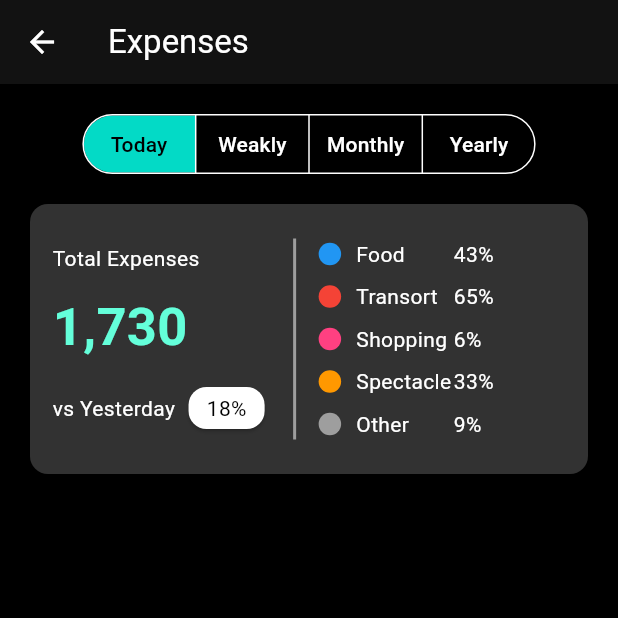
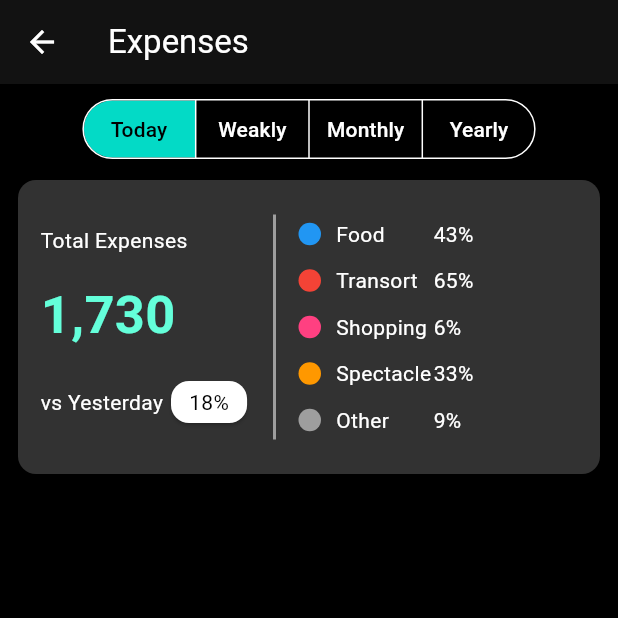
Before and after one commit to kumarmanish24-tech/MYPOCKET1, a Flutter app: the DynamicSegmentedButtonExample screen opened directly, on a phone screen of 412 x 824 dp, the top half of it. Run offline on Flutter 3.47's test engine with Material 3 defaults, Android fonts, the phone set to English and light mode, and no system bars; our stand-ins replace easy_stepper, lottie; missing offline and left inert: reel_text; network calls fail.

Commit message:
update top card Expense page

```diff
--- a/lib/ui/ex1.dart
+++ b/lib/ui/ex1.dart
@@ -27,15 +27,17 @@ class _DynamicSegmentedButtonExampleState
             padding: EdgeInsets.all(15.0),
             child: Row(
               children: [
-                Column(crossAxisAlignment: CrossAxisAlignment.start,
+                SizedBox(width: 140,
+                  child: Column(crossAxisAlignment: CrossAxisAlignment.start,
                     mainAxisAlignment: MainAxisAlignment.spaceEvenly,
                     children: [
                       Text("Total Expenses"),
                       Text("1,730",style: TextStyle(color: Colors.tealAccent,fontSize: 35 ,fontWeight: FontWeight.w700),),
                       Row(
                         children: [
-                        Text("vs Yesterday"),
-                        SizedBox(width: 5,),
+                          SizedBox(width: 83,
+                              child: Text("vs Yesterday")),
+
                           Card(
                             color: Colors.white,
                             child: Padding(
@@ -47,6 +49,7 @@ class _DynamicSegmentedButtonExampleState
                         ],
                       ),
                     ],
+                  ),
                 ),
                 VerticalDivider(
                   color: Colors.grey,
@@ -178,15 +181,17 @@ class _DynamicSegmentedButtonExampleState
             padding: EdgeInsets.all(15.0),
             child: Row(
               children: [
-                Column(crossAxisAlignment: CrossAxisAlignment.start,
+                SizedBox(width: 140,
+                  child: Column(crossAxisAlignment: CrossAxisAlignment.start,
                     mainAxisAlignment: MainAxisAlignment.spaceEvenly,
                     children: [
                       Text("Total Expenses"),
                       Text("987",style: TextStyle(color: Colors.tealAccent,fontSize: 35 ,fontWeight: FontWeight.w700),),
                       Row(
                         children: [
-                        Text("vs last Weak"),
-                        SizedBox(width: 5,),
+                          SizedBox(width: 83,
+                              child: Text("vs last Weak")),
+
                           Card(
                             color: Colors.white,
                             child: Padding(
@@ -198,6 +203,7 @@ class _DynamicSegmentedButtonExampleState
                         ],
                       ),
                     ],
+                  ),
                 ),
                 VerticalDivider(
                   color: Colors.grey,
@@ -329,15 +335,17 @@ class _DynamicSegmentedButtonExampleState
             padding: EdgeInsets.all(15.0),
             child: Row(
               children: [
-                Column(crossAxisAlignment: CrossAxisAlignment.start,
+                SizedBox(width: 140,
+                  child: Column(crossAxisAlignment: CrossAxisAlignment.start,
                     mainAxisAlignment: MainAxisAlignment.spaceEvenly,
                     children: [
                       Text("Total Expenses"),
                       Text("875",style: TextStyle(color: Colors.tealAccent,fontSize: 35 ,fontWeight: FontWeight.w700),),
                       Row(
                         children: [
-                        Text("vs last month"),
-                        SizedBox(width: 5,),
+                          SizedBox(
+                              width: 83,child: Text("vs last month")),
+
                           Card(
                             color: Colors.white,
                             child: Padding(
@@ -349,6 +357,7 @@ class _DynamicSegmentedButtonExampleState
                         ],
                       ),
                     ],
+                  ),
                 ),
                 VerticalDivider(
                   color: Colors.grey,
@@ -480,15 +489,17 @@ class _DynamicSegmentedButtonExampleState
             padding: EdgeInsets.all(15.0),
             child: Row(
               children: [
-                Column(crossAxisAlignment: CrossAxisAlignment.start,
+                SizedBox(width: 140,
+                  child: Column(crossAxisAlignment: CrossAxisAlignment.start,
                     mainAxisAlignment: MainAxisAlignment.spaceEvenly,
                     children: [
                       Text("Total Expenses"),
                       Text("654",style: TextStyle(color: Colors.tealAccent,fontSize: 35 ,fontWeight: FontWeight.w700),),
                       Row(
                         children: [
-                        Text("vs last year"),
-                        SizedBox(width: 5,),
+                          SizedBox(width: 83,
+                              child: Text("vs last year")),
+
                           Card(
                             color: Colors.white,
                             child: Padding(
@@ -500,6 +511,7 @@ class _DynamicSegmentedButtonExampleState
                         ],
                       ),
                     ],
+                  ),
                 ),
                 VerticalDivider(
                   color: Colors.grey,
@@ -633,10 +645,11 @@ class _DynamicSegmentedButtonExampleState
         title: const Text('Expenses'),
       ),
       body: Padding(
-        padding: const EdgeInsets.all(16.0),
+        padding: const EdgeInsets.only(left: 8.0,right: 8),
         child: Column(
           children: [
             // Segmented Button Navigation
+            const SizedBox(height: 6),
             SegmentedButton<ContentType>(
               showSelectedIcon: false,
               segments: const [
@@ -668,7 +681,7 @@ class _DynamicSegmentedButtonExampleState
                 });
               },
             ),
-            const SizedBox(height: 12),
+            const SizedBox(height: 6),
 
             // Dynamic Content Area with Fade Transition
             Expanded(
```
Lines whose indentation alone changed are shown as unchanged.
